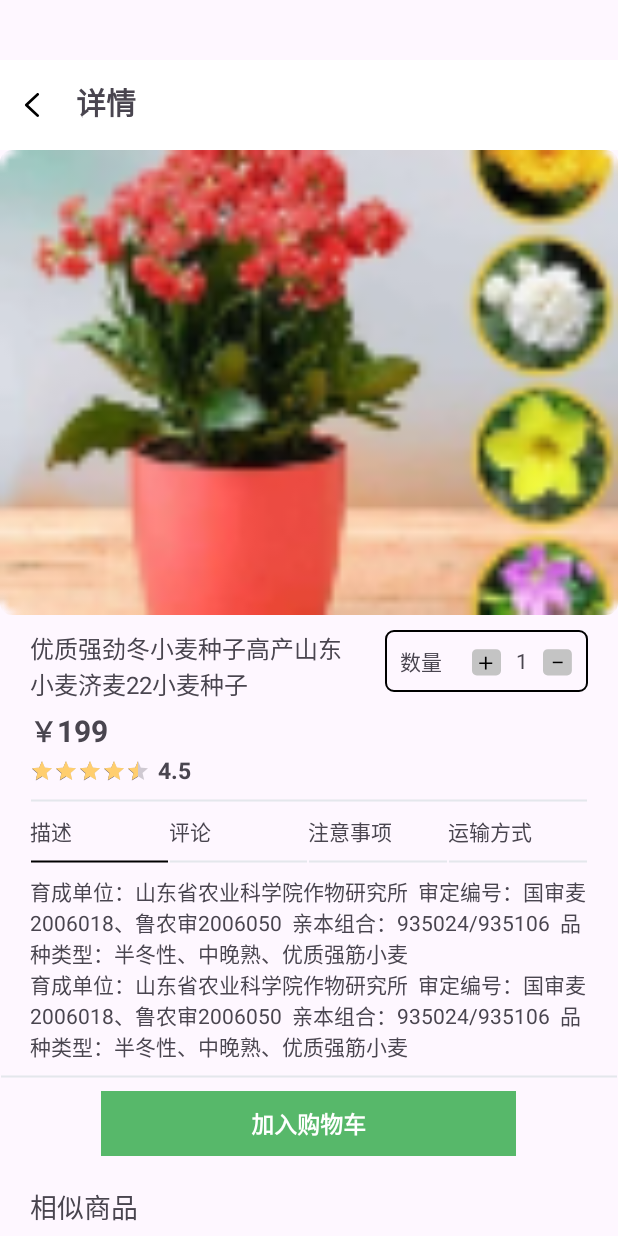
After one commit to 111Jessica111/FramerLink, an Android app: the layout activity_shop_detail.xml on its own in the app's theme, with its tools: preview values and no code run, on a phone screen of 412 x 824 dp. The commit adds this screen. Run offline under Robolectric (Android 15) with nearby library versions, the phone set to English and light mode, and no system bars.

Commit message:
[feat]商品详情UI初步

```diff
--- a/app/src/main/AndroidManifest.xml
+++ b/app/src/main/AndroidManifest.xml
@@ -14,6 +14,9 @@
         android:theme="@style/Theme.FramerLink"
         tools:targetApi="31">
         <activity
+            android:name=".MainActivity"
+            android:exported="false" />
+        <activity
             android:name=".module.detail.ConsultationActivity"
             android:exported="false" />
         <activity
@@ -23,7 +26,7 @@
             android:name=".module.detail.SearchActivity"
             android:exported="false" />
         <activity
-            android:name=".MainActivity"
+            android:name=".module.detail.ShopDetailActivity"
             android:exported="true">
             <intent-filter>
                 <action android:name="android.intent.action.MAIN" />
--- a/app/src/main/java/com/example/framerlink/constant/PageName.kt
+++ b/app/src/main/java/com/example/framerlink/constant/PageName.kt
@@ -13,4 +13,5 @@ enum class PageName {
     MARKET,
     PRICE,
     WHEATHER,
+    SHOPDETAIL,
 }
--- /dev/null
+++ b/app/src/main/java/com/example/framerlink/module/detail/ShopDetailActivity.kt
@@ -0,0 +1,27 @@
+package com.example.framerlink.module.detail
+
+import android.os.Bundle
+import android.view.LayoutInflater
+import androidx.activity.enableEdgeToEdge
+import androidx.appcompat.app.AppCompatActivity
+import androidx.core.view.ViewCompat
+import androidx.core.view.WindowInsetsCompat
+import com.example.framerlink.R
+import com.example.framerlink.base.BaseActivity
+import com.example.framerlink.constant.PageName
+import com.example.framerlink.databinding.ActivityShopDetailBinding
+
+class ShopDetailActivity : BaseActivity<ActivityShopDetailBinding>() {
+    override val inflater: (LayoutInflater) -> ActivityShopDetailBinding
+        get() = ActivityShopDetailBinding::inflate
+
+    override fun onCreate(savedInstanceState: Bundle?) {
+        super.onCreate(savedInstanceState)
+        enableEdgeToEdge()
+
+    }
+
+    override fun getPageName(): PageName {
+        return PageName.SHOPDETAIL
+    }
+}
--- /dev/null
+++ b/app/src/main/java/com/example/framerlink/module/detail/ShopDetailViewModel.kt
@@ -0,0 +1,10 @@
+package com.example.framerlink.module.detail
+
+import com.example.framerlink.base.BaseViewModel
+import com.example.framerlink.constant.PageName
+
+class ShopDetailViewModel: BaseViewModel() {
+    override fun getPageName(): PageName {
+        return PageName.SHOPDETAIL
+    }
+}
--- a/app/src/main/java/com/example/framerlink/module/home/ShopFragment.kt
+++ b/app/src/main/java/com/example/framerlink/module/home/ShopFragment.kt
@@ -52,20 +52,12 @@ class ShopFragment : BaseFragment<FragmentShopBinding>() {
                 R.layout.shop_list,
                 viewModel.shopList
             ) { holder, product ->
-                // 名称
                 holder.seedName.text = product.name
-                // 描述
                 holder.seedDes.text = product.description
-                // 价格
                 holder.seedPrice.text = product.price?.toInt()?.toString() ?: "--"
-                // 评分
-                val rating = product.rating ?: 0.0
-                val ratingBar = holder.itemView.findViewById<android.widget.RatingBar>(com.example.framerlink.R.id.ratingBars)
-                ratingBar.rating = rating.toFloat()
-                holder.seedStar.text = rating.toString()
-                // 图片（本地资源 plant_1）
+                holder.seedRating.rating = (product.rating ?: 0.0).toFloat()
+                holder.seedStar.text = (product.rating ?: 0.0).toString()
                 holder.seedPhoto.setImageResource(com.example.framerlink.R.mipmap.plant_1)
-                // 加入按钮点击事件（可自定义）
                 holder.seedAdd.setOnClickListener {
                     // TODO: 加入购物车逻辑
                 }
--- a/app/src/main/java/com/example/framerlink/navigation/Router.kt
+++ b/app/src/main/java/com/example/framerlink/navigation/Router.kt
@@ -56,6 +56,9 @@ object Router {
             PageName.WHEATHER -> {
 
             }
+            PageName.SHOPDETAIL -> {
+
+            }
         }
     }
 }
--- /dev/null
+++ b/app/src/main/res/drawable/back.xml
@@ -0,0 +1,18 @@
+<vector xmlns:android="http://schemas.android.com/apk/res/android"
+    android:width="22.693dp"
+    android:height="21dp"
+    android:viewportWidth="22.693"
+    android:viewportHeight="21">
+  <group>
+    <clip-path
+        android:pathData="M0,0h22.694v21h-22.694z"/>
+    <path
+        android:pathData="M0,0h22.694v21h-22.694z"
+        android:fillColor="#FF000000"
+        android:fillAlpha="0"/>
+    <path
+        android:pathData="M15.129,18.375C14.846,18.375 14.656,18.288 14.467,18.112L6.903,11.113C6.714,10.938 6.619,10.675 6.619,10.5C6.619,10.238 6.714,10.063 6.903,9.887L14.467,2.888C14.846,2.537 15.413,2.537 15.791,2.888C16.169,3.237 16.169,3.763 15.791,4.113L8.889,10.5L15.791,16.888C16.169,17.237 16.169,17.763 15.791,18.112C15.602,18.288 15.413,18.375 15.129,18.375Z"
+        android:fillColor="#FF000000"
+        android:fillType="evenOdd"/>
+  </group>
+</vector>
--- /dev/null
+++ b/app/src/main/res/drawable/holine_select.xml
@@ -0,0 +1,4 @@
+<?xml version="1.0" encoding="utf-8"?>
+<shape xmlns:android="http://schemas.android.com/apk/res/android" android:shape="line">
+    <stroke android:color="@color/black" android:width="1dp"/>
+</shape>
--- /dev/null
+++ b/app/src/main/res/drawable/shop_add_num_back.xml
@@ -0,0 +1,5 @@
+<?xml version="1.0" encoding="utf-8"?>
+<shape xmlns:android="http://schemas.android.com/apk/res/android">
+    <stroke android:color="@color/black" android:width="1dp"/>
+    <corners android:radius="5dp"/>
+</shape>
--- /dev/null
+++ b/app/src/main/res/drawable/shop_detail_selector.xml
@@ -0,0 +1,5 @@
+<?xml version="1.0" encoding="utf-8"?>
+<selector xmlns:android="http://schemas.android.com/apk/res/android">
+    <item android:drawable="@drawable/holine" android:state_checked="false"/>
+    <item android:drawable="@drawable/holine_select" android:state_checked="true"/>
+</selector>
--- /dev/null
+++ b/app/src/main/res/drawable/shop_num_low.xml
@@ -0,0 +1,13 @@
+<vector xmlns:android="http://schemas.android.com/apk/res/android"
+    android:width="19.282dp"
+    android:height="28.923dp"
+    android:viewportWidth="19.282"
+    android:viewportHeight="28.923">
+  <path
+      android:pathData="M3.214,4.82L16.068,4.82A3.214,3.214 0,0 1,19.282 8.034L19.282,19.282A3.214,3.214 0,0 1,16.068 22.496L3.214,22.496A3.214,3.214 0,0 1,0 19.282L0,8.034A3.214,3.214 0,0 1,3.214 4.82z"
+      android:fillColor="#C4C4C4"/>
+  <path
+      android:pathData="M13.452,14.724L9.691,14.724L9.691,18.521L8.591,18.521L8.591,14.724L4.847,14.724L4.847,13.715L8.591,13.715L8.591,9.917L9.691,9.917L9.691,13.715L13.452,13.715L13.452,14.724Z"
+      android:fillColor="#000000"
+      android:fillType="nonZero"/>
+</vector>
--- /dev/null
+++ b/app/src/main/res/drawable/sum_add.xml
@@ -0,0 +1,13 @@
+<vector xmlns:android="http://schemas.android.com/apk/res/android"
+    android:width="20.049dp"
+    android:height="28.923dp"
+    android:viewportWidth="20.049"
+    android:viewportHeight="28.923">
+  <path
+      android:pathData="M3.214,4.82L16.068,4.82A3.214,3.214 0,0 1,19.282 8.034L19.282,19.282A3.214,3.214 0,0 1,16.068 22.496L3.214,22.496A3.214,3.214 0,0 1,0 19.282L0,8.034A3.214,3.214 0,0 1,3.214 4.82z"
+      android:fillColor="#C4C4C4"/>
+  <path
+      android:pathData="M13.098,13.253L13.098,14.246L6.533,14.246L6.533,13.253L13.098,13.253Z"
+      android:fillColor="#000000"
+      android:fillType="nonZero"/>
+</vector>
--- /dev/null
+++ b/app/src/main/res/layout/activity_shop_detail.xml
@@ -0,0 +1,345 @@
+<?xml version="1.0" encoding="utf-8"?>
+<androidx.appcompat.widget.LinearLayoutCompat xmlns:android="http://schemas.android.com/apk/res/android"
+    xmlns:tools="http://schemas.android.com/tools"
+    android:layout_width="match_parent"
+    android:layout_height="match_parent"
+    xmlns:app="http://schemas.android.com/apk/res-auto"
+    tools:context=".module.detail.ShopDetailActivity"
+    android:orientation="vertical">
+
+    <LinearLayout
+        android:layout_width="match_parent"
+        android:layout_height="60dp"
+        android:background="@color/white"
+        android:layout_marginTop="40dp"
+        android:orientation="horizontal">
+
+        <ImageButton
+            android:id="@+id/btn_back"
+            android:layout_width="wrap_content"
+            android:layout_height="wrap_content"
+            android:src="@drawable/back"
+            android:layout_gravity="center"
+            android:background="@android:color/transparent"
+            android:padding="10dp"/>
+
+        <TextView
+            android:layout_width="wrap_content"
+            android:layout_height="wrap_content"
+            android:text="详情"
+            android:textStyle="bold"
+            android:textSize="20dp"
+            android:layout_gravity="center"
+            android:layout_marginLeft="8dp"
+            android:layout_marginBottom="2dp"/>
+
+    </LinearLayout>
+
+    <ScrollView
+        android:layout_width="match_parent"
+        android:layout_height="match_parent"
+        android:scrollbars="none">
+
+        <LinearLayout
+            android:layout_width="match_parent"
+            android:layout_height="wrap_content"
+            android:orientation="vertical">
+
+            <androidx.constraintlayout.widget.ConstraintLayout
+                android:id="@+id/image_constraint"
+                android:layout_width="match_parent"
+                android:layout_height="wrap_content">
+
+                <com.google.android.material.imageview.ShapeableImageView
+                    android:id="@+id/seed_photo_detail"
+                    android:layout_width="match_parent"
+                    android:layout_height="wrap_content"
+                    android:adjustViewBounds="true"
+                    android:scaleType="centerCrop"
+                    app:layout_constraintEnd_toEndOf="parent"
+                    app:layout_constraintStart_toStartOf="parent"
+                    android:src="@mipmap/plant_1"
+                    app:layout_constraintTop_toTopOf="parent"
+                    app:shapeAppearanceOverlay="@style/ShapeAppearanceOverlay.MyApp.CornerSize" />
+
+            </androidx.constraintlayout.widget.ConstraintLayout>
+
+            <LinearLayout
+                android:layout_width="match_parent"
+                android:layout_height="wrap_content"
+                android:layout_marginTop="10dp"
+                android:layout_marginLeft="20dp"
+                android:layout_marginRight="20dp"
+                android:orientation="horizontal">
+
+                <LinearLayout
+                    android:layout_width="0dp"
+                    android:layout_weight="1"
+                    android:layout_height="wrap_content"
+                    android:orientation="vertical">
+
+                    <TextView
+                        android:id="@+id/shop_name"
+                        android:layout_width="wrap_content"
+                        android:layout_height="wrap_content"
+                        android:textSize="16dp"
+                        android:text="优质强劲冬小麦种子高产山东小麦济麦22小麦种子"/>
+
+                    <LinearLayout
+                        android:layout_width="wrap_content"
+                        android:layout_height="wrap_content"
+                        android:orientation="horizontal"
+                        android:layout_marginTop="5dp">
+
+                        <TextView
+                            android:layout_width="wrap_content"
+                            android:layout_height="wrap_content"
+                            android:text="￥"
+                            android:textStyle="bold"
+                            android:textSize="18dp"/>
+
+                        <TextView
+                            android:id="@+id/shop_price"
+                            android:layout_width="wrap_content"
+                            android:layout_height="wrap_content"
+                            android:text="199"
+                            android:textStyle="bold"
+                            android:textSize="20dp"/>
+
+                    </LinearLayout>
+
+                    <LinearLayout
+                        android:layout_alignParentRight="true"
+                        android:layout_width="wrap_content"
+                        android:layout_height="wrap_content"
+                        android:orientation="horizontal">
+
+                        <RatingBar
+                            android:id="@+id/ratingBars"
+                            android:layout_width="wrap_content"
+                            android:layout_height="wrap_content"
+                            style="@style/Widget.AppCompat.RatingBar.Small"
+                            android:layout_marginTop="5dp"
+                            android:rating="4.5"
+                            android:stepSize="0.5"
+                            android:isIndicator="false"
+                            android:numStars="5"
+                            android:progressTint="@color/yellow" />
+
+                        <TextView
+                            android:id="@+id/shop_star"
+                            android:layout_width="wrap_content"
+                            android:layout_height="wrap_content"
+                            android:text="4.5"
+                            android:layout_marginLeft="5dp"
+                            android:layout_marginTop="2dp"
+                            android:textStyle="bold"
+                            android:textSize="15dp"/>
+
+                    </LinearLayout>
+
+
+                </LinearLayout>
+
+                <LinearLayout
+                    android:layout_width="wrap_content"
+                    android:layout_height="wrap_content"
+                    android:orientation="horizontal"
+                    android:layout_marginLeft="20dp"
+                    android:background="@drawable/shop_add_num_back">
+
+                    <TextView
+                        android:layout_width="wrap_content"
+                        android:layout_height="wrap_content"
+                        android:text="数量"
+                        android:padding="10dp"/>
+
+                    <ImageButton
+                        android:id="@+id/btn_num_add"
+                        android:layout_width="wrap_content"
+                        android:layout_height="wrap_content"
+                        android:layout_gravity="center"
+                        android:layout_marginTop="2dp"
+                        android:background="@android:color/transparent"
+                        android:src="@drawable/shop_num_low"
+                        android:layout_marginLeft="10dp"/>
+
+                    <TextView
+                        android:id="@+id/shop_num"
+                        android:layout_width="wrap_content"
+                        android:layout_height="wrap_content"
+                        android:text="1"
+                        android:layout_gravity="center"
+                        android:padding="10dp"/>
+
+                    <ImageButton
+                        android:id="@+id/btn_num_low"
+                        android:layout_width="wrap_content"
+                        android:layout_height="wrap_content"
+                        android:layout_gravity="center"
+                        android:layout_marginTop="2dp"
+                        android:layout_marginRight="10dp"
+                        android:background="@android:color/transparent"
+                        android:src="@drawable/sum_add" />
+
+
+                </LinearLayout>
+
+            </LinearLayout>
+
+            <LinearLayout
+                android:layout_width="match_parent"
+                android:layout_height="wrap_content"
+                android:layout_marginLeft="20dp"
+                android:layout_marginRight="20dp"
+                android:orientation="vertical">
+
+                <TextView
+                    android:layout_width="match_parent"
+                    android:layout_height="wrap_content"
+                    android:background="@drawable/holine"/>
+
+                <LinearLayout
+                    android:layout_width="match_parent"
+                    android:layout_height="wrap_content"
+                    android:orientation="horizontal">
+
+                    <LinearLayout
+                        android:layout_width="0dp"
+                        android:layout_height="wrap_content"
+                        android:layout_weight="1"
+                        android:orientation="vertical">
+
+                        <TextView
+                            android:layout_width="match_parent"
+                            android:layout_height="wrap_content"
+                            android:text="描述"/>
+
+                        <CheckedTextView
+                            android:id="@+id/select_1"
+                            android:layout_width="match_parent"
+                            android:layout_height="wrap_content"
+                            android:background="@drawable/shop_detail_selector"
+                            android:checkMark="@null"
+                            android:checked="true"/>
+
+                    </LinearLayout>
+
+                    <LinearLayout
+                        android:layout_width="0dp"
+                        android:layout_height="wrap_content"
+                        android:layout_weight="1"
+                        android:orientation="vertical">
+
+                        <TextView
+                            android:layout_width="match_parent"
+                            android:layout_height="wrap_content"
+                            android:text="评论"/>
+
+                        <CheckedTextView
+                            android:id="@+id/select_2"
+                            android:layout_width="match_parent"
+                            android:layout_height="wrap_content"
+                            android:background="@drawable/shop_detail_selector"
+                            android:checkMark="@null"
+                            android:checked="false"/>
+
+                    </LinearLayout>
+
+                    <LinearLayout
+                        android:layout_width="0dp"
+                        android:layout_height="wrap_content"
+                        android:layout_weight="1"
+                        android:orientation="vertical">
+
+                        <TextView
+                            android:layout_width="match_parent"
+                            android:layout_height="wrap_content"
+                            android:text="注意事项"/>
+
+                        <CheckedTextView
+                            android:id="@+id/select_3"
+                            android:layout_width="match_parent"
+                            android:layout_height="wrap_content"
+                            android:background="@drawable/shop_detail_selector"
+                            android:checkMark="@null"
+                            android:checked="false"/>
+
+                    </LinearLayout>
+
+                    <LinearLayout
+                        android:layout_width="0dp"
+                        android:layout_height="wrap_content"
+                        android:layout_weight="1"
+                        android:orientation="vertical">
+
+                        <TextView
+                            android:layout_width="match_parent"
+                            android:layout_height="wrap_content"
+                            android:text="运输方式"/>
+
+                        <CheckedTextView
+                            android:id="@+id/select_4"
+                            android:layout_width="match_parent"
+                            android:layout_height="wrap_content"
+                            android:background="@drawable/shop_detail_selector"
+                            android:checkMark="@null"
+                            android:checked="false"/>
+
+                    </LinearLayout>
+
+                </LinearLayout>
+
+                <LinearLayout
+                    android:layout_width="match_parent"
+                    android:layout_height="wrap_content"
+                    android:orientation="vertical">
+
+                    <TextView
+                        android:id="@+id/select_1_content1"
+                        android:layout_width="match_parent"
+                        android:layout_height="wrap_content"
+                        android:text="育成单位：山东省农业科学院作物研究所  审定编号：国审麦2006018、鲁农审2006050  亲本组合：935024/935106  品种类型：半冬性、中晚熟、优质强筋小麦"/>
+
+                    <TextView
+                        android:id="@+id/select_1_content2"
+                        android:layout_width="match_parent"
+                        android:layout_height="wrap_content"
+                        android:text="育成单位：山东省农业科学院作物研究所  审定编号：国审麦2006018、鲁农审2006050  亲本组合：935024/935106  品种类型：半冬性、中晚熟、优质强筋小麦"/>
+                </LinearLayout>
+
+            </LinearLayout>
+
+            <TextView
+                android:layout_width="match_parent"
+                android:layout_height="wrap_content"
+                android:background="@drawable/holine"/>
+
+            <TextView
+                android:id="@+id/btn_add_to_car"
+                android:layout_width="wrap_content"
+                android:layout_height="wrap_content"
+                android:text="加入购物车"
+                android:layout_gravity="center"
+                android:paddingTop="10dp"
+                android:paddingBottom="10dp"
+                android:paddingLeft="100dp"
+                android:paddingRight="100dp"
+                android:textColor="@color/white"
+                android:textSize="15dp"
+                android:textStyle="bold"
+                android:background="@color/green_4"/>
+
+            <TextView
+                android:layout_width="wrap_content"
+                android:layout_height="wrap_content"
+                android:text="相似商品"
+                android:textSize="18dp"
+                android:layout_marginTop="20dp"
+                android:layout_marginLeft="20dp"/>
+
+        </LinearLayout>
+
+    </ScrollView>
+
+</androidx.appcompat.widget.LinearLayoutCompat>
--- a/app/src/main/res/values/colors.xml
+++ b/app/src/main/res/values/colors.xml
@@ -7,6 +7,7 @@
     <color name="green_2">#8BC667</color>
     <color name="green_3">#DDF8D7</color>
     <color name="green_4">#57B86A</color>
+    <color name="green_5">#85AE6C</color>
     <color name="gray">#bdbbbb</color>
     <color name="gray_2">#bfbfbf</color>
     <color name="orange">#FFB632</color>
```
